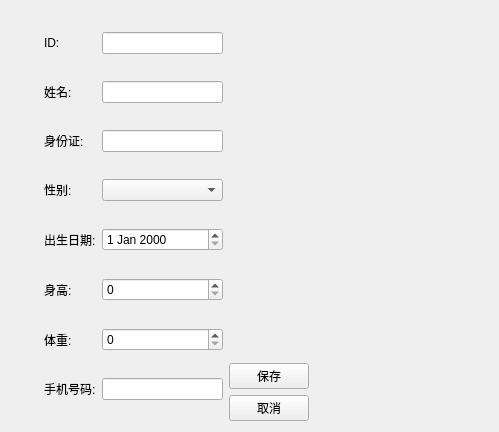
Old version of the form patienteditview.ui in the repository NormalMaNong/lab3.
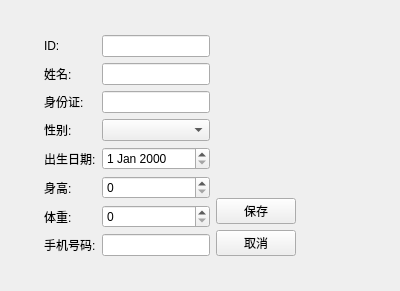
New version of the form.

```diff
--- a/patienteditview.ui
+++ b/patienteditview.ui
@@ -6,14 +6,29 @@
    <rect>
     <x>0</x>
     <y>0</y>
-    <width>499</width>
-    <height>432</height>
+    <width>400</width>
+    <height>291</height>
    </rect>
   </property>
   <property name="windowTitle">
    <string>Form</string>
   </property>
-  <layout class="QHBoxLayout" name="horizontalLayout">
+  <layout class="QVBoxLayout" name="verticalLayout_2">
+   <item>
+    <spacer name="verticalSpacer_2">
+     <property name="orientation">
+      <enum>Qt::Orientation::Vertical</enum>
+     </property>
+     <property name="sizeHint" stdset="0">
+      <size>
+       <width>20</width>
+       <height>0</height>
+      </size>
+     </property>
+    </spacer>
+   </item>
+   <item>
+    <layout class="QHBoxLayout" name="horizontalLayout_2">
    <item>
     <spacer name="horizontalSpacer">
      <property name="orientation">
@@ -31,6 +46,8 @@
     </spacer>
    </item>
    <item>
+      <layout class="QHBoxLayout" name="horizontalLayout">
+       <item>
     <layout class="QGridLayout" name="gridLayout">
      <item row="0" column="0">
       <widget class="QLabel" name="label">
@@ -145,6 +162,8 @@
      </item>
     </layout>
    </item>
+      </layout>
+     </item>
    <item>
     <spacer name="horizontalSpacer_2">
      <property name="orientation">
@@ -154,6 +173,21 @@
       <size>
        <width>40</width>
        <height>20</height>
+        </size>
+       </property>
+      </spacer>
+     </item>
+    </layout>
+   </item>
+   <item>
+    <spacer name="verticalSpacer_3">
+     <property name="orientation">
+      <enum>Qt::Orientation::Vertical</enum>
+     </property>
+     <property name="sizeHint" stdset="0">
+      <size>
+       <width>20</width>
+       <height>0</height>
       </size>
      </property>
     </spacer>
```
Left out of the diff: 86 changed lines with no effect on the pictures. Lines whose indentation alone changed are shown as unchanged.
